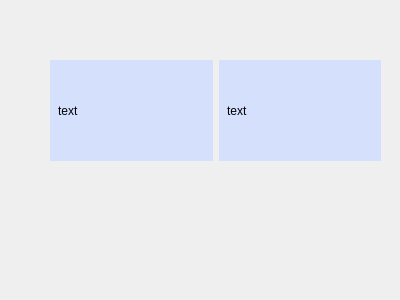
Qt form table_part.ui (NAD777/Game-pygame) before a commit.
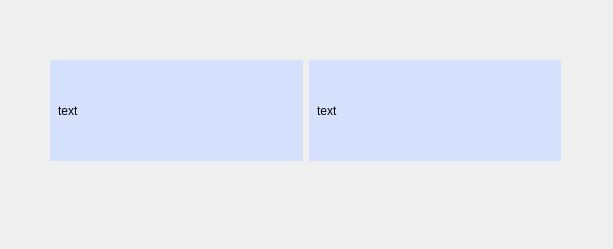
The same form after that commit.

```diff
--- a/table_part.ui
+++ b/table_part.ui
@@ -6,8 +6,8 @@
    <rect>
     <x>0</x>
     <y>0</y>
-    <width>400</width>
-    <height>300</height>
+    <width>613</width>
+    <height>249</height>
    </rect>
   </property>
   <property name="maximumSize">
@@ -24,7 +24,7 @@
     <rect>
      <x>50</x>
      <y>60</y>
-     <width>331</width>
+     <width>511</width>
      <height>101</height>
     </rect>
    </property>
```
